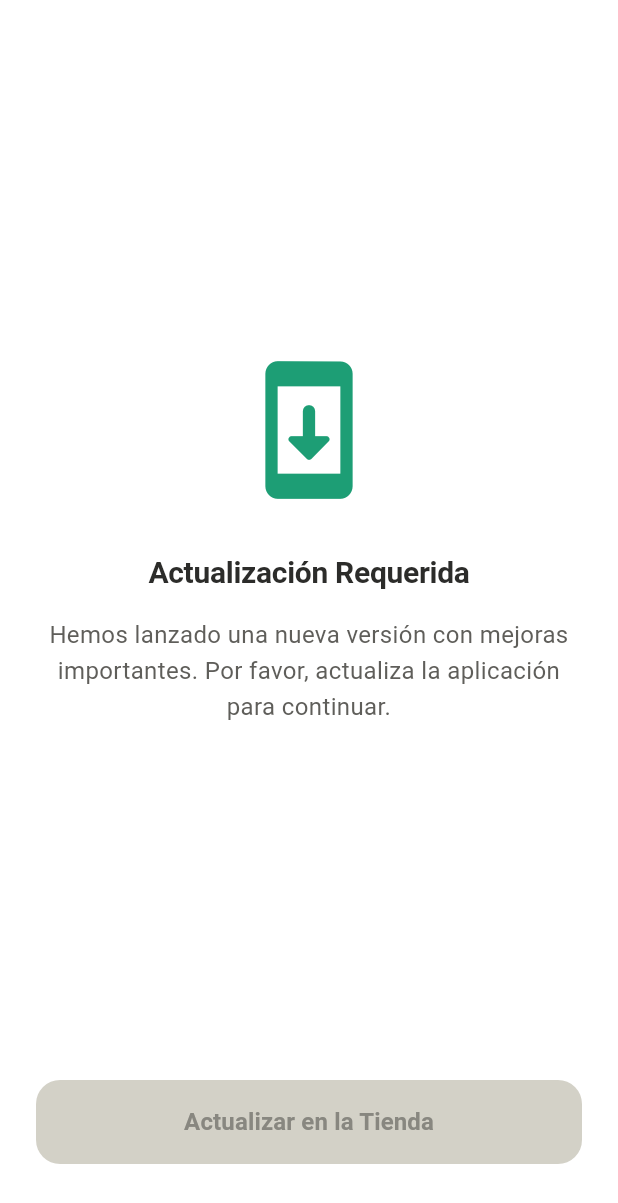
After one commit to VladoDev/hueyappanv1, a Flutter app: the ForceUpdateScreen screen opened by its route, on a phone screen of 412 x 824 dp. The commit adds this screen. Shown: the top 1203 px of the screen. Run offline on Flutter 3.47's test engine with Material 3 defaults, Android fonts, the phone set to English and light mode, and no system bars; our stand-ins replace cloud_firestore, drift, firebase_analytics, firebase_auth, firebase_core, firebase_crashlytics and 5 more; missing offline and left inert: flutter_recaptcha_v2_compat, flutter_ringtone_player; accounts and stored records are empty; generated files the repository leaves out were written again.

Commit message:
feat: implement force update feature with remote settings management and store redirection

```diff
--- /dev/null
+++ b/lib/src/features/app_settings/domain/repositories/app_settings_repository.dart
@@ -0,0 +1,5 @@
+import '../entities/app_settings_entity.dart';
+
+abstract class AppSettingsRepository {
+  Stream<AppSettingsEntity?> watchAppSettings();
+}
--- /dev/null
+++ b/lib/src/features/app_settings/presentation/providers/package_info_provider.dart
@@ -0,0 +1,6 @@
+import 'package:flutter_riverpod/flutter_riverpod.dart';
+import 'package:package_info_plus/package_info_plus.dart';
+
+final packageInfoProvider = Provider<PackageInfo>((ref) {
+  throw UnimplementedError('packageInfoProvider not initialized in ProviderScope');
+});
--- /dev/null
+++ b/lib/src/features/app_settings/presentation/screens/force_update_screen.dart
@@ -0,0 +1,103 @@
+import 'dart:io';
+import 'package:flutter/material.dart';
+import 'package:flutter_riverpod/flutter_riverpod.dart';
+import 'package:url_launcher/url_launcher.dart';
+import 'package:hueyappanv1/src/core/theme/vecinal_theme.dart';
+import '../providers/app_settings_provider.dart';
+
+class ForceUpdateScreen extends ConsumerWidget {
+  const ForceUpdateScreen({super.key});
+
+  Future<void> _launchStore(String? androidUrl, String? iosUrl) async {
+    String? urlString;
+    if (Platform.isIOS) {
+      urlString = iosUrl;
+    } else if (Platform.isAndroid) {
+      urlString = androidUrl;
+    }
+
+    if (urlString != null && urlString.isNotEmpty) {
+      final uri = Uri.parse(urlString);
+      if (await canLaunchUrl(uri)) {
+        await launchUrl(uri, mode: LaunchMode.externalApplication);
+      }
+    }
+  }
+
+  @override
+  Widget build(BuildContext context, WidgetRef ref) {
+    final vc = context.vecinalColors;
+    final settingsAsync = ref.watch(appSettingsProvider);
+
+    return Scaffold(
+      backgroundColor: vc.surfacePrimary,
+      body: SafeArea(
+        child: Padding(
+          padding: const EdgeInsets.symmetric(horizontal: 24.0),
+          child: Column(
+            mainAxisAlignment: MainAxisAlignment.center,
+            crossAxisAlignment: CrossAxisAlignment.center,
+            children: [
+              const Spacer(),
+              Icon(
+                Icons.system_update_rounded,
+                size: 100,
+                color: vc.primaryDefault,
+              ),
+              const SizedBox(height: 32),
+              Text(
+                'Actualización Requerida',
+                style: VecinalTextStyles.headlineMedium.copyWith(
+                  fontWeight: FontWeight.bold,
+                  color: vc.textPrimary,
+                ),
+                textAlign: TextAlign.center,
+              ),
+              const SizedBox(height: 16),
+              Text(
+                'Hemos lanzado una nueva versión con mejoras importantes. Por favor, actualiza la aplicación para continuar.',
+                style: VecinalTextStyles.bodyLarge.copyWith(
+                  color: vc.textSecondary,
+                  height: 1.5,
+                ),
+                textAlign: TextAlign.center,
+              ),
+              const Spacer(),
+              settingsAsync.when(
+                data: (settings) {
+                  return SizedBox(
+                    width: double.infinity,
+                    height: 56,
+                    child: ElevatedButton(
+                      style: ElevatedButton.styleFrom(
+                        backgroundColor: vc.primaryDefault,
+                        foregroundColor: Colors.white,
+                        shape: RoundedRectangleBorder(
+                          borderRadius: BorderRadius.circular(16),
+                        ),
+                        elevation: 0,
+                      ),
+                      onPressed: settings != null
+                          ? () => _launchStore(settings.storeUrlAndroid, settings.storeUrlIos)
+                          : null,
+                      child: const Text(
+                        'Actualizar en la Tienda',
+                        style: TextStyle(
+                          fontSize: 16,
+                          fontWeight: FontWeight.bold,
+                        ),
+                      ),
+                    ),
+                  );
+                },
+                loading: () => const CircularProgressIndicator(),
+                error: (e, st) => const Text('Error al cargar la información'),
+              ),
+              const SizedBox(height: 48),
+            ],
+          ),
+        ),
+      ),
+    );
+  }
+}
--- a/pubspec.yaml
+++ b/pubspec.yaml
@@ -55,6 +55,7 @@ dependencies:
   path: ^1.9.0
   url_launcher: ^6.3.0
   flutter_recaptcha_v2_compat: ^1.0.3+3
+  package_info_plus: ^10.1.0
 
 dev_dependencies:
   flutter_test:
```
Also changed, not shown: lib/main.dart (+10 -2 lines), lib/src/core/router/router.dart (+42 -16 lines), lib/src/features/app_settings/data/datasources/app_settings_firebase_datasource.dart (added, +25 -0 lines), lib/src/features/app_settings/data/repositories/app_settings_repository_impl.dart (added, +28 -0 lines), lib/src/features/app_settings/domain/entities/app_settings_entity.dart (added, +45 -0 lines), lib/src/features/app_settings/presentation/providers/app_settings_provider.dart (added, +8 -0 lines), pubspec.lock, 1 other file.
